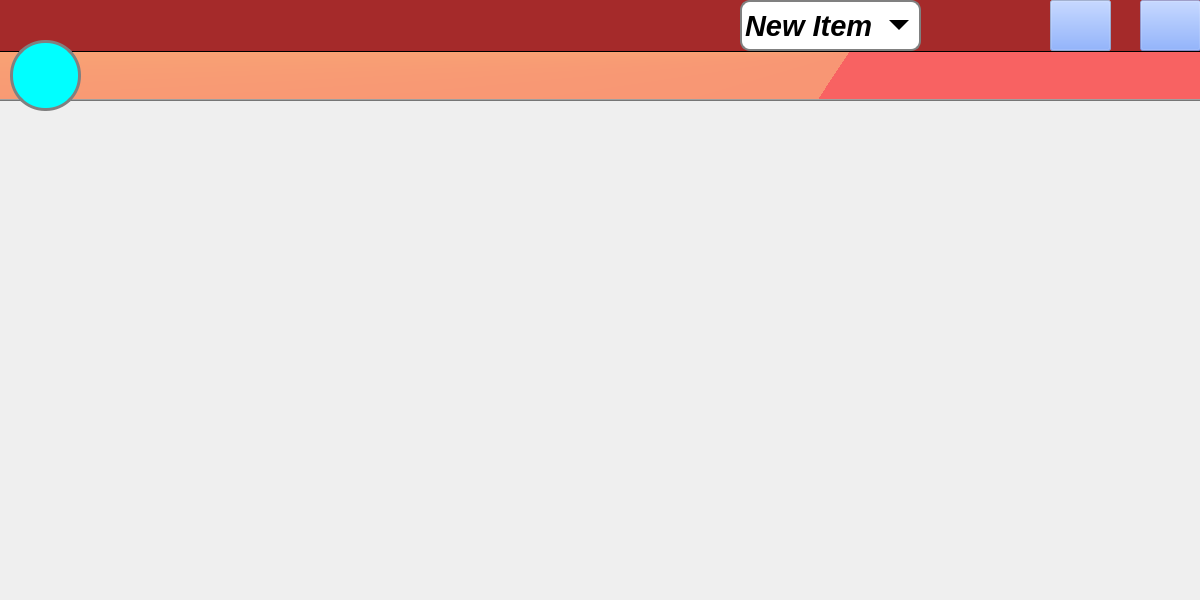
First picture: the form in mainwindow.ui, repository ATG-cmd/ATG-VA, before the edit.
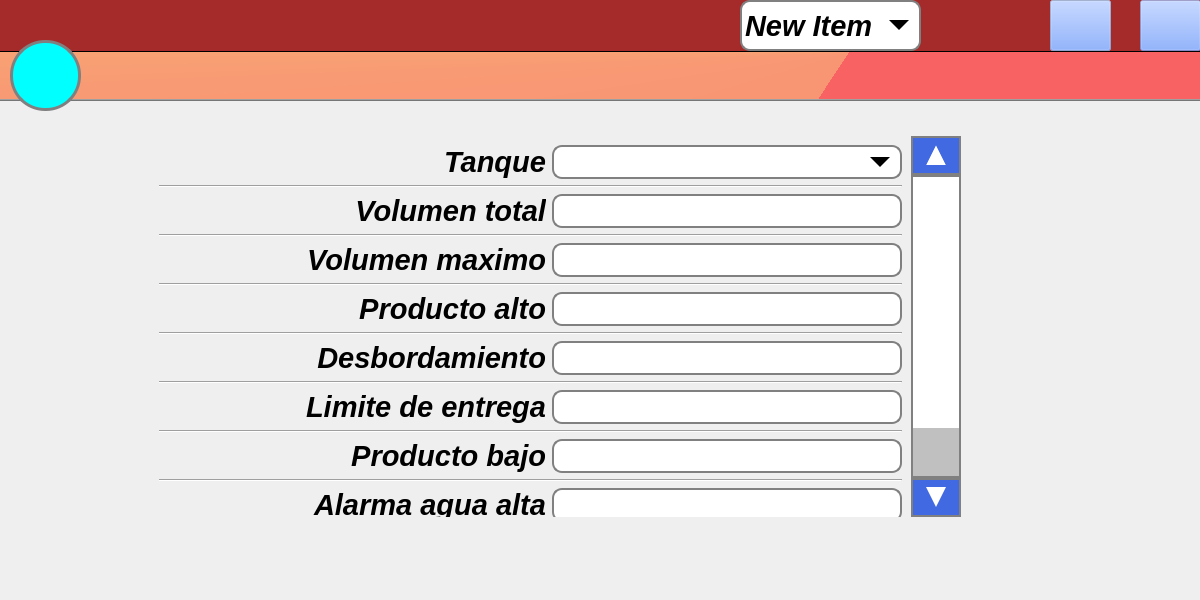
Second picture: the form after the edit. The open tabs and pages were chosen to show the change. Icons and pictures are not drawn.

Commit message: Se agrego el panel de limites

Patch:
```diff
--- a/mainwindow.ui
+++ b/mainwindow.ui
@@ -3921,7 +3921,351 @@
       </property>
      </widget>
     </widget>
-    <widget class="QWidget" name="LimitesTank"/>
+    <widget class="QWidget" name="LimitesTank">
+     <widget class="QScrollArea" name="scrollArea_2">
+      <property name="geometry">
+       <rect>
+        <x>150</x>
+        <y>40</y>
+        <width>811</width>
+        <height>381</height>
+       </rect>
+      </property>
+      <property name="verticalScrollBarPolicy">
+       <enum>Qt::ScrollBarAlwaysOn</enum>
+      </property>
+      <property name="widgetResizable">
+       <bool>true</bool>
+      </property>
+      <widget class="QWidget" name="scrollAreaWidgetContents_2">
+       <property name="geometry">
+        <rect>
+         <x>0</x>
+         <y>0</y>
+         <width>761</width>
+         <height>498</height>
+        </rect>
+       </property>
+       <layout class="QGridLayout" name="gridLayout_9">
+        <item row="0" column="0">
+         <widget class="QLabel" name="label_6">
+          <property name="font">
+           <font>
+            <pointsize>22</pointsize>
+            <weight>75</weight>
+            <italic>true</italic>
+            <bold>true</bold>
+           </font>
+          </property>
+          <property name="text">
+           <string>Tanque</string>
+          </property>
+          <property name="alignment">
+           <set>Qt::AlignRight|Qt::AlignTrailing|Qt::AlignVCenter</set>
+          </property>
+         </widget>
+        </item>
+        <item row="0" column="1">
+         <widget class="QComboBox" name="Combo_tnaque_limites">
+          <property name="maximumSize">
+           <size>
+            <width>350</width>
+            <height>50</height>
+           </size>
+          </property>
+         </widget>
+        </item>
+        <item row="1" column="0" colspan="2">
+         <widget class="Line" name="line_29">
+          <property name="orientation">
+           <enum>Qt::Horizontal</enum>
+          </property>
+         </widget>
+        </item>
+        <item row="2" column="0">
+         <widget class="QLabel" name="label_9">
+          <property name="font">
+           <font>
+            <pointsize>22</pointsize>
+            <weight>75</weight>
+            <italic>true</italic>
+            <bold>true</bold>
+           </font>
+          </property>
+          <property name="text">
+           <string>Volumen total</string>
+          </property>
+          <property name="alignment">
+           <set>Qt::AlignRight|Qt::AlignTrailing|Qt::AlignVCenter</set>
+          </property>
+         </widget>
+        </item>
+        <item row="2" column="1">
+         <widget class="QLineEdit" name="Line_volumen_total">
+          <property name="maximumSize">
+           <size>
+            <width>350</width>
+            <height>50</height>
+           </size>
+          </property>
+         </widget>
+        </item>
+        <item row="3" column="0" colspan="2">
+         <widget class="Line" name="line_30">
+          <property name="orientation">
+           <enum>Qt::Horizontal</enum>
+          </property>
+         </widget>
+        </item>
+        <item row="4" column="0">
+         <widget class="QLabel" name="label_16">
+          <property name="font">
+           <font>
+            <pointsize>22</pointsize>
+            <weight>75</weight>
+            <italic>true</italic>
+            <bold>true</bold>
+           </font>
+          </property>
+          <property name="text">
+           <string>Volumen maximo</string>
+          </property>
+          <property name="alignment">
+           <set>Qt::AlignRight|Qt::AlignTrailing|Qt::AlignVCenter</set>
+          </property>
+         </widget>
+        </item>
+        <item row="4" column="1">
+         <widget class="QLineEdit" name="Line_volimen_maximo">
+          <property name="maximumSize">
+           <size>
+            <width>350</width>
+            <height>50</height>
+           </size>
+          </property>
+         </widget>
+        </item>
+        <item row="5" column="0" colspan="2">
+         <widget class="Line" name="line_31">
+          <property name="orientation">
+           <enum>Qt::Horizontal</enum>
+          </property>
+         </widget>
+        </item>
+        <item row="6" column="0">
+         <widget class="QLabel" name="label_19">
+          <property name="font">
+           <font>
+            <pointsize>22</pointsize>
+            <weight>75</weight>
+            <italic>true</italic>
+            <bold>true</bold>
+           </font>
+          </property>
+          <property name="text">
+           <string>Producto alto</string>
+          </property>
+          <property name="alignment">
+           <set>Qt::AlignRight|Qt::AlignTrailing|Qt::AlignVCenter</set>
+          </property>
+         </widget>
+        </item>
+        <item row="6" column="1">
+         <widget class="QLineEdit" name="Line_producto_bajo">
+          <property name="maximumSize">
+           <size>
+            <width>350</width>
+            <height>50</height>
+           </size>
+          </property>
+         </widget>
+        </item>
+        <item row="7" column="0" colspan="2">
+         <widget class="Line" name="line_32">
+          <property name="orientation">
+           <enum>Qt::Horizontal</enum>
+          </property>
+         </widget>
+        </item>
+        <item row="8" column="0">
+         <widget class="QLabel" name="label_22">
+          <property name="font">
+           <font>
+            <pointsize>22</pointsize>
+            <weight>75</weight>
+            <italic>true</italic>
+            <bold>true</bold>
+           </font>
+          </property>
+          <property name="text">
+           <string>Desbordamiento</string>
+          </property>
+          <property name="alignment">
+           <set>Qt::AlignRight|Qt::AlignTrailing|Qt::AlignVCenter</set>
+          </property>
+         </widget>
+        </item>
+        <item row="8" column="1">
+         <widget class="QLineEdit" name="Line_producto_alto">
+          <property name="maximumSize">
+           <size>
+            <width>350</width>
+            <height>50</height>
+           </size>
+          </property>
+         </widget>
+        </item>
+        <item row="9" column="0" colspan="2">
+         <widget class="Line" name="line_33">
+          <property name="orientation">
+           <enum>Qt::Horizontal</enum>
+          </property>
+         </widget>
+        </item>
+        <item row="10" column="0">
+         <widget class="QLabel" name="label_24">
+          <property name="font">
+           <font>
+            <pointsize>22</pointsize>
+            <weight>75</weight>
+            <italic>true</italic>
+            <bold>true</bold>
+           </font>
+          </property>
+          <property name="text">
+           <string>Limite de entrega</string>
+          </property>
+          <property name="alignment">
+           <set>Qt::AlignRight|Qt::AlignTrailing|Qt::AlignVCenter</set>
+          </property>
+         </widget>
+        </item>
+        <item row="10" column="1">
+         <widget class="QLineEdit" name="Line_limite_entrega">
+          <property name="maximumSize">
+           <size>
+            <width>350</width>
+            <height>50</height>
+           </size>
+          </property>
+         </widget>
+        </item>
+        <item row="11" column="0" colspan="2">
+         <widget class="Line" name="line_34">
+          <property name="orientation">
+           <enum>Qt::Horizontal</enum>
+          </property>
+         </widget>
+        </item>
+        <item row="12" column="0">
+         <widget class="QLabel" name="label_26">
+          <property name="font">
+           <font>
+            <pointsize>22</pointsize>
+            <weight>75</weight>
+            <italic>true</italic>
+            <bold>true</bold>
+           </font>
+          </property>
+          <property name="text">
+           <string>Producto bajo</string>
+          </property>
+          <property name="alignment">
+           <set>Qt::AlignRight|Qt::AlignTrailing|Qt::AlignVCenter</set>
+          </property>
+         </widget>
+        </item>
+        <item row="12" column="1">
+         <widget class="QLineEdit" name="Line_desbordamiento">
+          <property name="maximumSize">
+           <size>
+            <width>350</width>
+            <height>50</height>
+           </size>
+          </property>
+         </widget>
+        </item>
+        <item row="13" column="0" colspan="2">
+         <widget class="Line" name="line_35">
+          <property name="orientation">
+           <enum>Qt::Horizontal</enum>
+          </property>
+         </widget>
+        </item>
+        <item row="14" column="0">
+         <widget class="QLabel" name="label_28">
+          <property name="font">
+           <font>
+            <pointsize>22</pointsize>
+            <weight>75</weight>
+            <italic>true</italic>
+            <bold>true</bold>
+           </font>
+          </property>
+          <property name="text">
+           <string>Alarma agua alta</string>
+          </property>
+          <property name="alignment">
+           <set>Qt::AlignRight|Qt::AlignTrailing|Qt::AlignVCenter</set>
+          </property>
+         </widget>
+        </item>
+        <item row="14" column="1">
+         <widget class="QLineEdit" name="Line_alarma_agua">
+          <property name="maximumSize">
+           <size>
+            <width>350</width>
+            <height>50</height>
+           </size>
+          </property>
+         </widget>
+        </item>
+        <item row="15" column="0" colspan="2">
+         <widget class="Line" name="line_36">
+          <property name="orientation">
+           <enum>Qt::Horizontal</enum>
+          </property>
+         </widget>
+        </item>
+        <item row="16" column="0">
+         <widget class="QLabel" name="label_30">
+          <property name="font">
+           <font>
+            <pointsize>22</pointsize>
+            <weight>75</weight>
+            <italic>true</italic>
+            <bold>true</bold>
+           </font>
+          </property>
+          <property name="text">
+           <string>Advertencia agua alta</string>
+          </property>
+          <property name="alignment">
+           <set>Qt::AlignRight|Qt::AlignTrailing|Qt::AlignVCenter</set>
+          </property>
+         </widget>
+        </item>
+        <item row="16" column="1">
+         <widget class="QLineEdit" name="Line_advertencia">
+          <property name="maximumSize">
+           <size>
+            <width>350</width>
+            <height>50</height>
+           </size>
+          </property>
+         </widget>
+        </item>
+        <item row="17" column="0" colspan="2">
+         <widget class="Line" name="line_37">
+          <property name="orientation">
+           <enum>Qt::Horizontal</enum>
+          </property>
+         </widget>
+        </item>
+       </layout>
+      </widget>
+     </widget>
+    </widget>
     <widget class="QWidget" name="Entregas">
      <widget class="QComboBox" name="CSelecTank">
       <property name="geometry">
```
Left out of the diff: 2 changed lines with no effect on the pictures. The commit also changes 1 other file.
